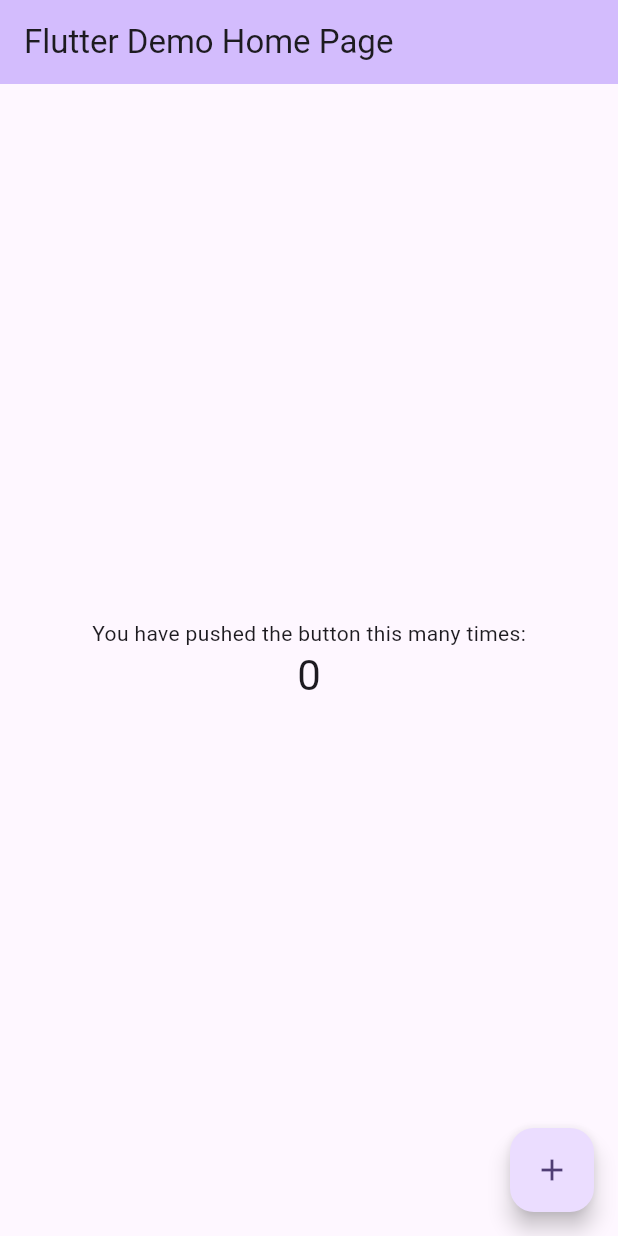
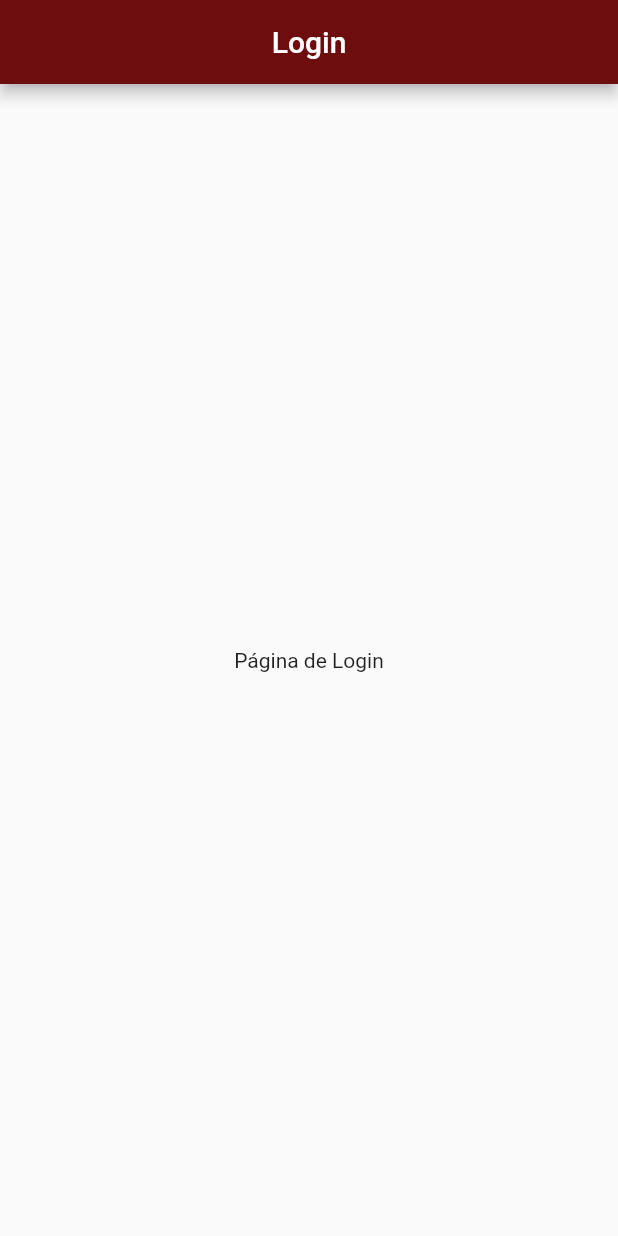
Before and after one commit to JoshyLop/MIDE-app, a Flutter app: the screen it shows after launch, on a phone screen of 412 x 824 dp. Run offline on Flutter 3.47's test engine with Material 3 defaults, Android fonts, the light colour scheme and no system bars.

Commit message:
Implement login and home screens with custom app bar; add reusable text input field widget

```diff
--- a/lib/main.dart
+++ b/lib/main.dart
@@ -1,4 +1,5 @@
 import 'package:flutter/material.dart';
+import 'screens/login_screen.dart';
 
 void main() {
   runApp(const MyApp());
@@ -7,116 +8,17 @@ void main() {
 class MyApp extends StatelessWidget {
   const MyApp({super.key});
 
-  // This widget is the root of your application.
   @override
   Widget build(BuildContext context) {
     return MaterialApp(
-      title: 'Flutter Demo',
+      title: 'MIDE',
       theme: ThemeData(
-        // This is the theme of your application.
-        //
-        // TRY THIS: Try running your application with "flutter run". You'll see
-        // the application has a purple toolbar. Then, without quitting the app,
-        // try changing the seedColor in the colorScheme below to Colors.green
-        // and then invoke "hot reload" (save your changes or press the "hot
-        // reload" button in a Flutter-supported IDE, or press "r" if you used
-        // the command line to start the app).
-        //
-        // Notice that the counter didn't reset back to zero; the application
-        // state is not lost during the reload. To reset the state, use hot
-        // restart instead.
-        //
-        // This works for code too, not just values: Most code changes can be
-        // tested with just a hot reload.
-        colorScheme: .fromSeed(seedColor: Colors.deepPurple),
+        colorScheme: ColorScheme.fromSeed(
+          seedColor: const Color.fromARGB(255, 100, 12, 12),
+        ),
+        useMaterial3: false,
       ),
-      home: const MyHomePage(title: 'Flutter Demo Home Page'),
+      home: const LoginScreen(),
     );
   }
 }
-
-class MyHomePage extends StatefulWidget {
-  const MyHomePage({super.key, required this.title});
-
-  // This widget is the home page of your application. It is stateful, meaning
-  // that it has a State object (defined below) that contains fields that affect
-  // how it looks.
-
-  // This class is the configuration for the state. It holds the values (in this
-  // case the title) provided by the parent (in this case the App widget) and
-  // used by the build method of the State. Fields in a Widget subclass are
-  // always marked "final".
-
-  final String title;
-
-  @override
-  State<MyHomePage> createState() => _MyHomePageState();
-}
-
-class _MyHomePageState extends State<MyHomePage> {
-  int _counter = 0;
-
-  void _incrementCounter() {
-    setState(() {
-      // This call to setState tells the Flutter framework that something has
-      // changed in this State, which causes it to rerun the build method below
-      // so that the display can reflect the updated values. If we changed
-      // _counter without calling setState(), then the build method would not be
-      // called again, and so nothing would appear to happen.
-      _counter++;
-    });
-  }
-
-  @override
-  Widget build(BuildContext context) {
-    // This method is rerun every time setState is called, for instance as done
-    // by the _incrementCounter method above.
-    //
-    // The Flutter framework has been optimized to make rerunning build methods
-    // fast, so that you can just rebuild anything that needs updating rather
-    // than having to individually change instances of widgets.
-    return Scaffold(
-      appBar: AppBar(
-        // TRY THIS: Try changing the color here to a specific color (to
-        // Colors.amber, perhaps?) and trigger a hot reload to see the AppBar
-        // change color while the other colors stay the same.
-        backgroundColor: Theme.of(context).colorScheme.inversePrimary,
-        // Here we take the value from the MyHomePage object that was created by
-        // the App.build method, and use it to set our appbar title.
-        title: Text(widget.title),
-      ),
-      body: Center(
-        // Center is a layout widget. It takes a single child and positions it
-        // in the middle of the parent.
-        child: Column(
-          // Column is also a layout widget. It takes a list of children and
-          // arranges them vertically. By default, it sizes itself to fit its
-          // children horizontally, and tries to be as tall as its parent.
-          //
-          // Column has various properties to control how it sizes itself and
-          // how it positions its children. Here we use mainAxisAlignment to
-          // center the children vertically; the main axis here is the vertical
-          // axis because Columns are vertical (the cross axis would be
-          // horizontal).
-          //
-          // TRY THIS: Invoke "debug painting" (choose the "Toggle Debug Paint"
-          // action in the IDE, or press "p" in the console), to see the
-          // wireframe for each widget.
-          mainAxisAlignment: .center,
-          children: [
-            const Text('You have pushed the button this many times:'),
-            Text(
-              '$_counter',
-              style: Theme.of(context).textTheme.headlineMedium,
-            ),
-          ],
-        ),
-      ),
-      floatingActionButton: FloatingActionButton(
-        onPressed: _incrementCounter,
-        tooltip: 'Increment',
-        child: const Icon(Icons.add),
-      ),
-    );
-  }
-}
--- /dev/null
+++ b/lib/screens/login_screen.dart
@@ -0,0 +1,27 @@
+import 'package:flutter/material.dart';
+import '../widgets/custom_app_bar.dart';
+
+class LoginScreen extends StatefulWidget {
+  const LoginScreen({Key? key}) : super(key: key);
+
+  @override
+  State<LoginScreen> createState() => _LoginScreenState();
+}
+
+class _LoginScreenState extends State<LoginScreen> {
+  @override
+  Widget build(BuildContext context) {
+    return Scaffold(
+      appBar: CustomAppBar(title: 'Login'),
+      body: Center(
+        child: Column(
+          mainAxisAlignment: MainAxisAlignment.center,
+          children: [
+            const Text('Página de Login'),
+            // Agregar elementos aquí (campos de email, password, botón login, etc)
+          ],
+        ),
+      ),
+    );
+  }
+}
--- /dev/null
+++ b/lib/widgets/custom_app_bar.dart
@@ -0,0 +1,23 @@
+import 'package:flutter/material.dart';
+
+/// AppBar personalizado reutilizable para todas las screens
+class CustomAppBar extends StatelessWidget implements PreferredSizeWidget {
+  final String title;
+
+  const CustomAppBar({
+    Key? key,
+    required this.title,
+  }) : super(key: key);
+
+  @override
+  Widget build(BuildContext context) {
+    return AppBar(
+      backgroundColor: const Color.fromARGB(255, 110, 13, 13), // Color vino
+      title: Text(title),
+      centerTitle: true,
+    );
+  }
+
+  @override
+  Size get preferredSize => const Size.fromHeight(kToolbarHeight);
+}
```
Also changed, not shown: lib/screens/home_screen.dart (added, +23 -0 lines), lib/widgets/text_input_field.dart (added, +115 -0 lines).
